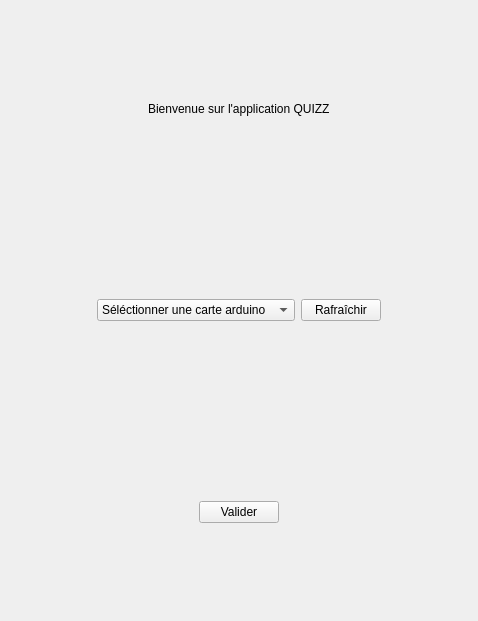
First picture: the form in Programmation/Application/Escape_Quiz_Projet_BTS/mainwindow.ui, repository BaptisteMagoni/Projet_escape_bts_7_quizz, before the edit.
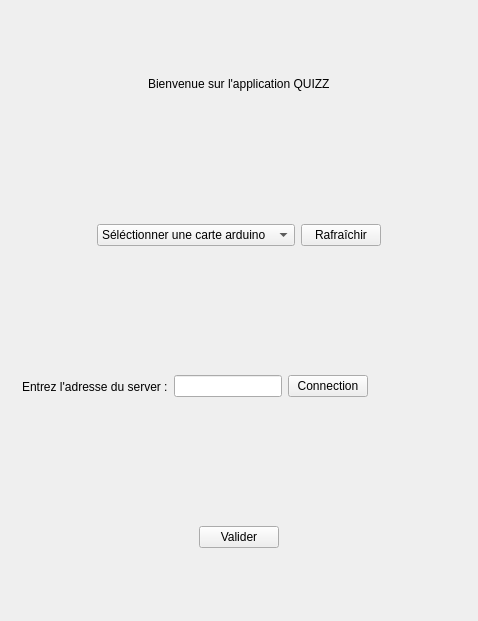
Second picture: the form after the edit.

What changed in the file:
```diff
--- a/Programmation/Application/Escape_Quiz_Projet_BTS/mainwindow.ui
+++ b/Programmation/Application/Escape_Quiz_Projet_BTS/mainwindow.ui
@@ -120,6 +120,42 @@
       </layout>
      </widget>
     </item>
+    <item>
+     <widget class="QWidget" name="widget" native="true">
+      <layout class="QHBoxLayout" name="horizontalLayout_4">
+       <item>
+        <widget class="QLabel" name="label">
+         <property name="text">
+          <string>Entrez l'adresse du server :</string>
+         </property>
+        </widget>
+       </item>
+       <item>
+        <widget class="QLineEdit" name="lineEdit_address_socket"/>
+       </item>
+       <item>
+        <widget class="QPushButton" name="pushButton_connection_socket">
+         <property name="text">
+          <string>Connection</string>
+         </property>
+        </widget>
+       </item>
+       <item>
+        <spacer name="horizontalSpacer">
+         <property name="orientation">
+          <enum>Qt::Horizontal</enum>
+         </property>
+         <property name="sizeHint" stdset="0">
+          <size>
+           <width>40</width>
+           <height>20</height>
+          </size>
+         </property>
+        </spacer>
+       </item>
+      </layout>
+     </widget>
+    </item>
     <item>
      <widget class="QWidget" name="ZoneBouton" native="true">
       <layout class="QHBoxLayout" name="horizontalLayout_3">
```
